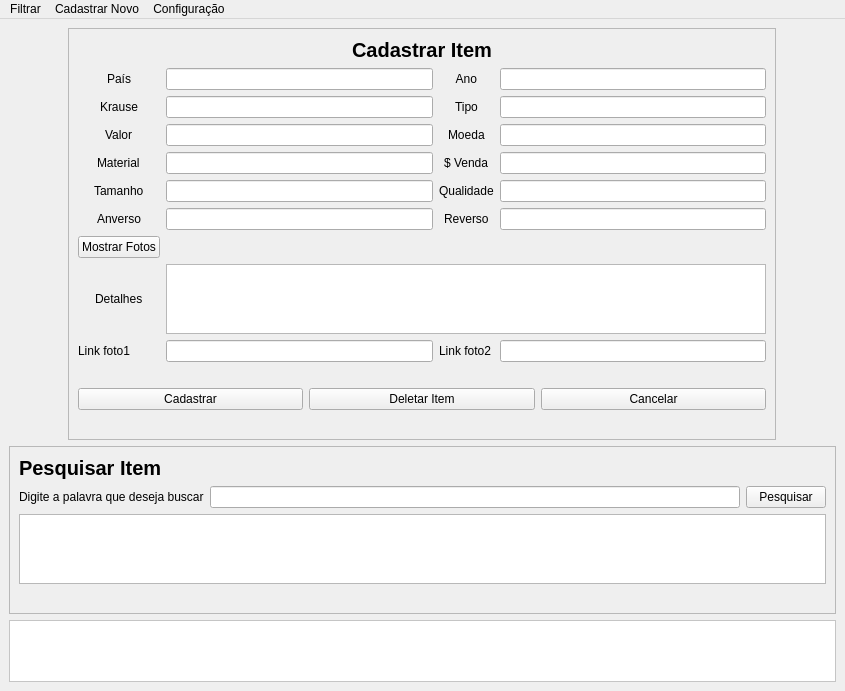
Old version of the form layout.ui in the repository chriscoliveira/python_notas_e_moedas_colecao.
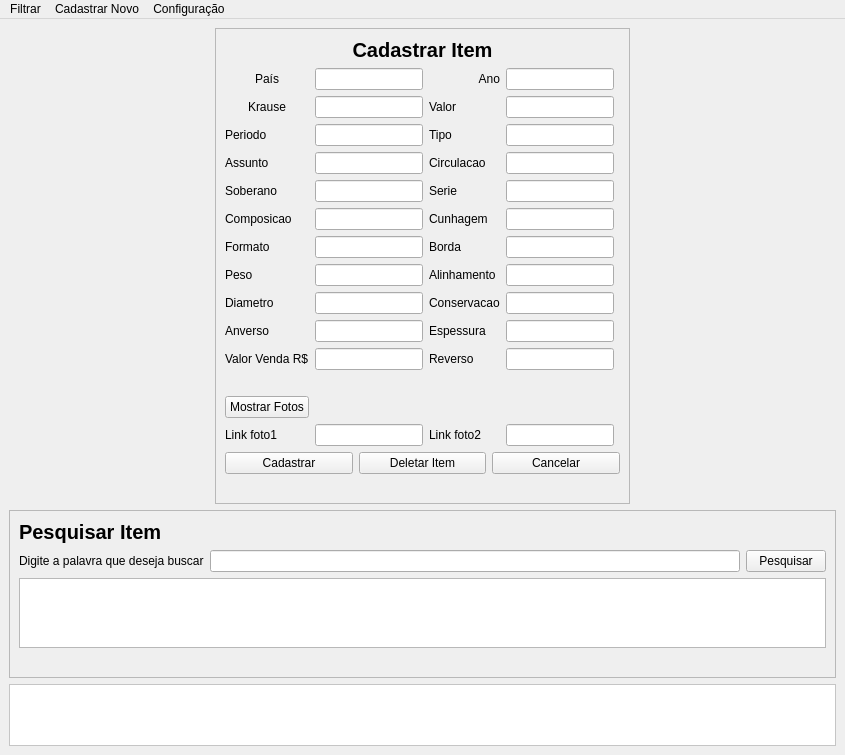
New version of the form.

What changed in the file:
```diff
--- a/layout.ui
+++ b/layout.ui
@@ -7,7 +7,7 @@
     <x>0</x>
     <y>0</y>
     <width>845</width>
-    <height>689</height>
+    <height>723</height>
    </rect>
   </property>
   <property name="maximumSize">
@@ -101,94 +101,130 @@
         <layout class="QFormLayout" name="formLayout">
          <item row="1" column="0">
           <layout class="QGridLayout" name="gridLayout">
-           <item row="5" column="2" alignment="Qt::AlignHCenter">
-            <widget class="QLabel" name="label_12">
+           <item row="5" column="2">
+            <widget class="QLabel" name="label_10">
              <property name="text">
-              <string>Reverso</string>
+              <string>Cunhagem</string>
              </property>
             </widget>
            </item>
-           <item row="6" column="0">
-            <widget class="QPushButton" name="bt_mostrar_foto">
-             <property name="text">
-              <string>Mostrar Fotos</string>
-             </property>
-            </widget>
-           </item>
-           <item row="6" column="1">
-            <widget class="QLabel" name="foto_anverso">
-             <property name="text">
-              <string/>
-             </property>
-             <property name="alignment">
-              <set>Qt::AlignCenter</set>
-             </property>
-            </widget>
-           </item>
-           <item row="7" column="0" alignment="Qt::AlignHCenter">
-            <widget class="QLabel" name="label_13">
-             <property name="text">
-              <string>Detalhes</string>
-             </property>
-            </widget>
-           </item>
-           <item row="7" column="1" colspan="3">
-            <widget class="QPlainTextEdit" name="ed_detalhes">
-             <property name="minimumSize">
-              <size>
-               <width>600</width>
-               <height>0</height>
-              </size>
-             </property>
-             <property name="maximumSize">
-              <size>
-               <width>600</width>
-               <height>200</height>
-              </size>
-             </property>
-            </widget>
-           </item>
-           <item row="6" column="3">
-            <widget class="QLabel" name="foto_reverso">
-             <property name="text">
-              <string/>
-             </property>
-             <property name="alignment">
-              <set>Qt::AlignCenter</set>
-             </property>
-            </widget>
-           </item>
-           <item row="10" column="0">
-            <widget class="QLabel" name="lbl_id">
-             <property name="text">
-              <string/>
-             </property>
-            </widget>
+           <item row="4" column="3">
+            <widget class="QLineEdit" name="ed_serie"/>
            </item>
            <item row="5" column="3">
-            <widget class="QLineEdit" name="ed_reverso"/>
+            <widget class="QLineEdit" name="ed_cunhagem"/>
            </item>
-           <item row="8" column="1">
-            <widget class="QLineEdit" name="ed_foto1"/>
+           <item row="6" column="3">
+            <widget class="QLineEdit" name="ed_borda"/>
            </item>
-           <item row="8" column="2">
+           <item row="4" column="2">
+            <widget class="QLabel" name="label_8">
+             <property name="text">
+              <string>Serie</string>
+             </property>
+            </widget>
+           </item>
+           <item row="1" column="3">
+            <widget class="QLineEdit" name="ed_valor"/>
+           </item>
+           <item row="13" column="2">
             <widget class="QLabel" name="label_15">
              <property name="text">
               <string>Link foto2</string>
              </property>
             </widget>
            </item>
-           <item row="8" column="0">
-            <widget class="QLabel" name="label_14">
+           <item row="3" column="2">
+            <widget class="QLabel" name="label_6">
              <property name="text">
-              <string>Link foto1</string>
+              <string>Circulacao</string>
              </property>
             </widget>
            </item>
-           <item row="8" column="3">
+           <item row="13" column="3">
             <widget class="QLineEdit" name="ed_foto2"/>
            </item>
-           <item row="11" column="0" colspan="4">
+           <item row="0" column="3">
+            <widget class="QLineEdit" name="ed_ano"/>
+           </item>
+           <item row="1" column="2">
+            <widget class="QLabel" name="label_5">
+             <property name="text">
+              <string>Valor</string>
+             </property>
+            </widget>
+           </item>
+           <item row="0" column="2">
+            <widget class="QLabel" name="label_2">
+             <property name="text">
+              <string>Ano</string>
+             </property>
+             <property name="alignment">
+              <set>Qt::AlignRight|Qt::AlignTrailing|Qt::AlignVCenter</set>
+             </property>
+            </widget>
+           </item>
+           <item row="6" column="2">
+            <widget class="QLabel" name="label_12">
+             <property name="text">
+              <string>Borda</string>
+             </property>
+            </widget>
+           </item>
+           <item row="7" column="3">
+            <widget class="QLineEdit" name="ed_alinhamento"/>
+           </item>
+           <item row="10" column="3">
+            <widget class="QLineEdit" name="ed_reverso"/>
+           </item>
+           <item row="9" column="3">
+            <widget class="QLineEdit" name="ed_espessura"/>
+           </item>
+           <item row="8" column="3">
+            <widget class="QLineEdit" name="ed_conservacao"/>
+           </item>
+           <item row="8" column="2">
+            <widget class="QLabel" name="conservacao">
+             <property name="text">
+              <string>Conservacao</string>
+             </property>
+            </widget>
+           </item>
+           <item row="7" column="2">
+            <widget class="QLabel" name="label_22">
+             <property name="text">
+              <string>Alinhamento</string>
+             </property>
+            </widget>
+           </item>
+           <item row="9" column="2">
+            <widget class="QLabel" name="label_24">
+             <property name="text">
+              <string>Espessura</string>
+             </property>
+            </widget>
+           </item>
+           <item row="0" column="1">
+            <widget class="QLineEdit" name="ed_pais"/>
+           </item>
+           <item row="0" column="0" alignment="Qt::AlignHCenter">
+            <widget class="QLabel" name="label">
+             <property name="text">
+              <string>País</string>
+             </property>
+            </widget>
+           </item>
+           <item row="1" column="1">
+            <widget class="QLineEdit" name="ed_krause"/>
+           </item>
+           <item row="1" column="0" alignment="Qt::AlignHCenter">
+            <widget class="QLabel" name="label_3">
+             <property name="text">
+              <string>Krause</string>
+             </property>
+            </widget>
+           </item>
+           <item row="16" column="0" colspan="5">
             <layout class="QHBoxLayout" name="horizontalLayout">
              <item>
               <widget class="QPushButton" name="bt_cadastrar">
@@ -216,8 +252,15 @@
              </item>
             </layout>
            </item>
-           <item row="10" column="1" colspan="3">
-            <widget class="QLabel" name="lbl_data">
+           <item row="13" column="0">
+            <widget class="QLabel" name="label_14">
+             <property name="text">
+              <string>Link foto1</string>
+             </property>
+            </widget>
+           </item>
+           <item row="12" column="1">
+            <widget class="QLabel" name="foto_anverso">
              <property name="text">
               <string/>
              </property>
@@ -226,126 +269,160 @@
              </property>
             </widget>
            </item>
-           <item row="12" column="0" colspan="4">
+           <item row="17" column="0" colspan="5">
             <widget class="QLabel" name="lbl_status_cadastro">
              <property name="text">
               <string/>
              </property>
             </widget>
            </item>
-           <item row="2" column="2" alignment="Qt::AlignHCenter">
-            <widget class="QLabel" name="label_6">
-             <property name="text">
-              <string>Moeda</string>
-             </property>
-            </widget>
+           <item row="13" column="1">
+            <widget class="QLineEdit" name="ed_foto1"/>
            </item>
-           <item row="4" column="0" alignment="Qt::AlignHCenter">
-            <widget class="QLabel" name="label_9">
+           <item row="11" column="2" colspan="2">
+            <widget class="QLabel" name="lbl_data">
              <property name="text">
-              <string>Tamanho</string>
+              <string/>
              </property>
-            </widget>
-           </item>
-           <item row="4" column="2">
-            <widget class="QLabel" name="label_10">
-             <property name="text">
-              <string>Qualidade</string>
+             <property name="alignment">
+              <set>Qt::AlignCenter</set>
              </property>
             </widget>
            </item>
-           <item row="1" column="1">
-            <widget class="QLineEdit" name="ed_krause"/>
-           </item>
-           <item row="0" column="0" alignment="Qt::AlignHCenter">
-            <widget class="QLabel" name="label">
+           <item row="12" column="3">
+            <widget class="QLabel" name="foto_reverso">
              <property name="text">
-              <string>País</string>
+              <string/>
              </property>
-            </widget>
-           </item>
-           <item row="0" column="3">
-            <widget class="QLineEdit" name="ed_ano"/>
-           </item>
-           <item row="1" column="2" alignment="Qt::AlignHCenter">
-            <widget class="QLabel" name="label_4">
-             <property name="text">
-              <string>Tipo</string>
+             <property name="alignment">
+              <set>Qt::AlignCenter</set>
              </property>
             </widget>
            </item>
-           <item row="1" column="0" alignment="Qt::AlignHCenter">
-            <widget class="QLabel" name="label_3">
+           <item row="12" column="2">
+            <widget class="QLabel" name="lbl_id">
              <property name="text">
-              <string>Krause</string>
+              <string/>
              </property>
             </widget>
            </item>
-           <item row="1" column="3">
-            <widget class="QLineEdit" name="ed_tipo"/>
-           </item>
-           <item row="3" column="0" alignment="Qt::AlignHCenter">
-            <widget class="QLabel" name="label_7">
-             <property name="text">
-              <string>Material</string>
-             </property>
-            </widget>
-           </item>
-           <item row="3" column="1">
-            <widget class="QLineEdit" name="ed_material"/>
-           </item>
-           <item row="0" column="1">
-            <widget class="QLineEdit" name="ed_pais"/>
+           <item row="3" column="3">
+            <widget class="QLineEdit" name="ed_circulacao"/>
            </item>
            <item row="2" column="1">
-            <widget class="QLineEdit" name="ed_valor"/>
+            <widget class="QLineEdit" name="ed_periodo"/>
            </item>
-           <item row="3" column="2" alignment="Qt::AlignHCenter">
-            <widget class="QLabel" name="label_8">
+           <item row="10" column="2">
+            <widget class="QLabel" name="label_25">
              <property name="text">
-              <string>$ Venda</string>
+              <string>Reverso</string>
+             </property>
+            </widget>
+           </item>
+           <item row="2" column="2">
+            <widget class="QLabel" name="label_21">
+             <property name="text">
+              <string>Tipo</string>
+             </property>
+            </widget>
+           </item>
+           <item row="2" column="0">
+            <widget class="QLabel" name="label_4">
+             <property name="text">
+              <string>Periodo</string>
+             </property>
+            </widget>
+           </item>
+           <item row="10" column="0">
+            <widget class="QLabel" name="label_20">
+             <property name="text">
+              <string>Valor Venda R$</string>
              </property>
             </widget>
            </item>
            <item row="4" column="1">
             <widget class="QLineEdit" name="ed_tamanho"/>
            </item>
-           <item row="4" column="3">
-            <widget class="QLineEdit" name="ed_qualidade"/>
-           </item>
-           <item row="0" column="2" alignment="Qt::AlignHCenter">
-            <widget class="QLabel" name="label_2">
-             <property name="text">
-              <string>Ano</string>
-             </property>
-             <property name="alignment">
-              <set>Qt::AlignRight|Qt::AlignTrailing|Qt::AlignVCenter</set>
-             </property>
-            </widget>
-           </item>
-           <item row="5" column="0" alignment="Qt::AlignHCenter">
+           <item row="5" column="0">
             <widget class="QLabel" name="label_11">
              <property name="text">
+              <string>Composicao</string>
+             </property>
+            </widget>
+           </item>
+           <item row="8" column="0">
+            <widget class="QLabel" name="label_18">
+             <property name="text">
+              <string>Diametro</string>
+             </property>
+            </widget>
+           </item>
+           <item row="6" column="0">
+            <widget class="QLabel" name="label_13">
+             <property name="text">
+              <string>Formato</string>
+             </property>
+            </widget>
+           </item>
+           <item row="3" column="1">
+            <widget class="QLineEdit" name="ed_assunto"/>
+           </item>
+           <item row="4" column="0">
+            <widget class="QLabel" name="label_9">
+             <property name="text">
+              <string>Soberano</string>
+             </property>
+            </widget>
+           </item>
+           <item row="3" column="0">
+            <widget class="QLabel" name="label_7">
+             <property name="text">
+              <string>Assunto</string>
+             </property>
+            </widget>
+           </item>
+           <item row="2" column="3">
+            <widget class="QLineEdit" name="ed_tipo"/>
+           </item>
+           <item row="9" column="0">
+            <widget class="QLabel" name="label_19">
+             <property name="text">
               <string>Anverso</string>
              </property>
             </widget>
            </item>
-           <item row="5" column="1">
+           <item row="7" column="0">
+            <widget class="QLabel" name="label_17">
+             <property name="text">
+              <string>Peso</string>
+             </property>
+            </widget>
+           </item>
+           <item row="9" column="1">
             <widget class="QLineEdit" name="ed_anverso"/>
            </item>
-           <item row="2" column="0" alignment="Qt::AlignHCenter">
-            <widget class="QLabel" name="label_5">
-             <property name="text">
-              <string>Valor</string>
-             </property>
-            </widget>
-           </item>
-           <item row="2" column="3">
-            <widget class="QLineEdit" name="ed_moeda"/>
-           </item>
-           <item row="3" column="3">
+           <item row="10" column="1">
             <widget class="QLineEdit" name="ed_venda"/>
            </item>
+           <item row="6" column="1">
+            <widget class="QLineEdit" name="ed_formato"/>
+           </item>
+           <item row="8" column="1">
+            <widget class="QLineEdit" name="ed_diametro"/>
+           </item>
+           <item row="5" column="1">
+            <widget class="QLineEdit" name="ed_composicao"/>
+           </item>
+           <item row="7" column="1">
+            <widget class="QLineEdit" name="ed_peso"/>
+           </item>
+           <item row="12" column="0">
+            <widget class="QPushButton" name="bt_mostrar_foto">
+             <property name="text">
+              <string>Mostrar Fotos</string>
+             </property>
+            </widget>
+           </item>
           </layout>
          </item>
          <item row="0" column="0" colspan="2">
```
Left out of the diff: 61 changed lines with no effect on the pictures.
